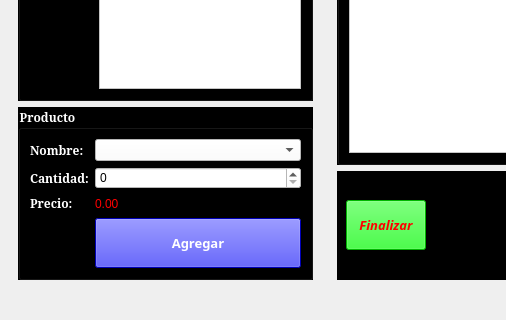
Old version of the form tienda.ui in the repository byronstz/Tienda_bs; both pictures show x 0 to 506 and y 217 to 537 of the 779 by 537 pixel window.
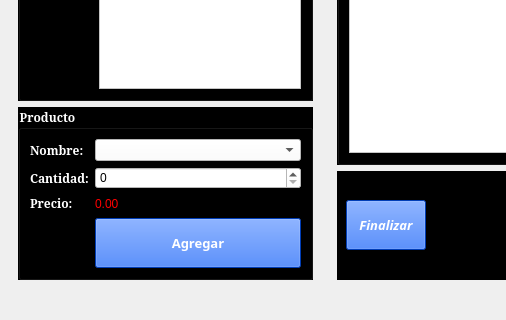
New version of the form. Icons and pictures are not drawn.

What changed in the file:
```diff
--- a/tienda.ui
+++ b/tienda.ui
@@ -276,7 +276,7 @@
              </font>
             </property>
             <property name="styleSheet">
-             <string notr="true">background-color: rgb(0, 0, 255);</string>
+             <string notr="true">background-color: rgb(0, 85, 255);</string>
             </property>
             <property name="text">
              <string>Agregar</string>
@@ -352,8 +352,8 @@
              </font>
             </property>
             <property name="styleSheet">
-             <string notr="true">background-color: rgb(0, 255, 0);
-color: rgb(255, 0, 0);</string>
+             <string notr="true">background-color: rgb(0, 85, 255);
+</string>
             </property>
             <property name="text">
              <string>Finalizar</string>
```
Left out of the diff: 13 changed lines with no effect on the pictures.
